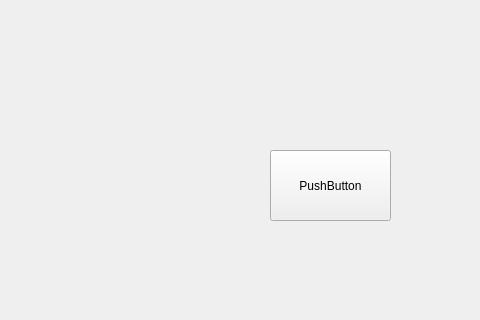
Old version of the form combatroom.ui in the repository a12387/QtTheSpire; both pictures show x 600 to 1080 and y 160 to 480 of the 1080 by 670 pixel window.
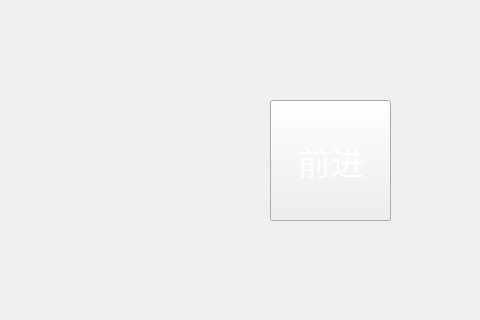
New version of the form. Icons and pictures are not drawn.

The edit to the form file:
```diff
--- a/combatroom.ui
+++ b/combatroom.ui
@@ -13,6 +13,9 @@
   <property name="windowTitle">
    <string>Form</string>
   </property>
+  <property name="styleSheet">
+   <string notr="true"/>
+  </property>
   <widget class="QLabel" name="label_2">
    <property name="geometry">
     <rect>
@@ -33,15 +36,37 @@
    <property name="geometry">
     <rect>
      <x>870</x>
-     <y>310</y>
+     <y>260</y>
      <width>121</width>
-     <height>71</height>
+     <height>121</height>
     </rect>
    </property>
+   <property name="styleSheet">
+    <string notr="true">font: 25pt;border-image: url(:/game/resource/ui/endturn.png);color: rgb(255, 255, 255);</string>
+   </property>
    <property name="text">
-    <string>PushButton</string>
+    <string>前进</string>
    </property>
   </widget>
+  <widget class="QLabel" name="background">
+   <property name="geometry">
+    <rect>
+     <x>0</x>
+     <y>-100</y>
+     <width>1080</width>
+     <height>770</height>
+    </rect>
+   </property>
+   <property name="styleSheet">
+    <string notr="true">border-image: url(:/game/resource/scenes/scene.jpg);</string>
+   </property>
+   <property name="text">
+    <string/>
+   </property>
+  </widget>
+  <zorder>background</zorder>
+  <zorder>continue_2</zorder>
+  <zorder>label_2</zorder>
  </widget>
  <resources/>
  <connections/>
```
